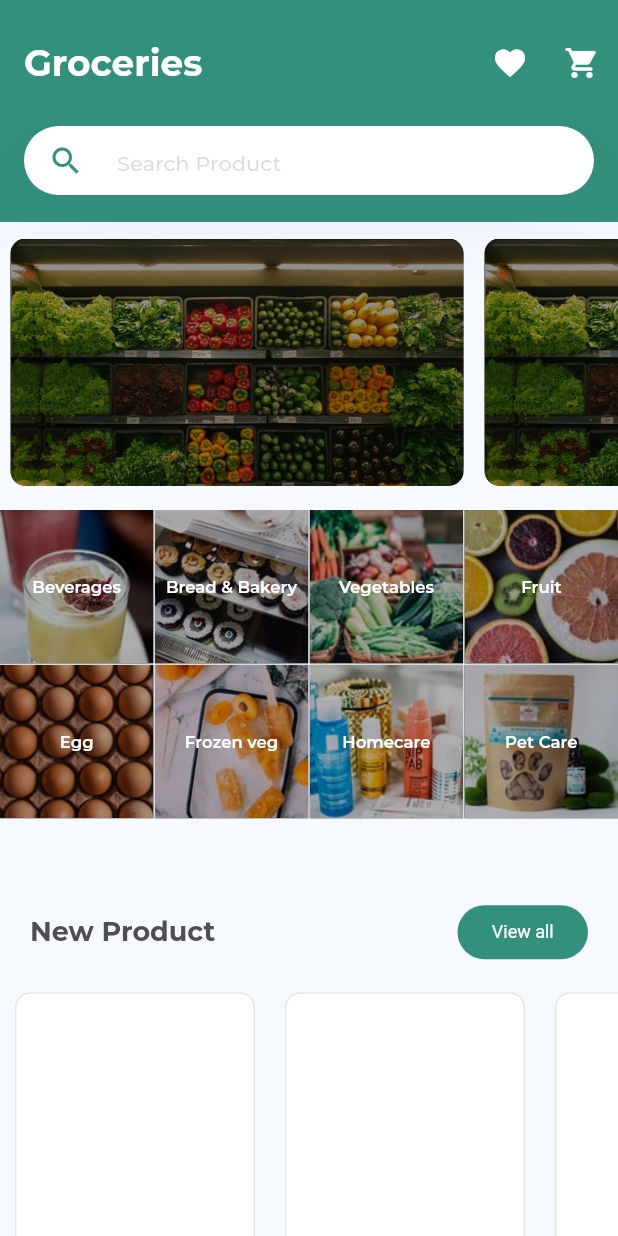
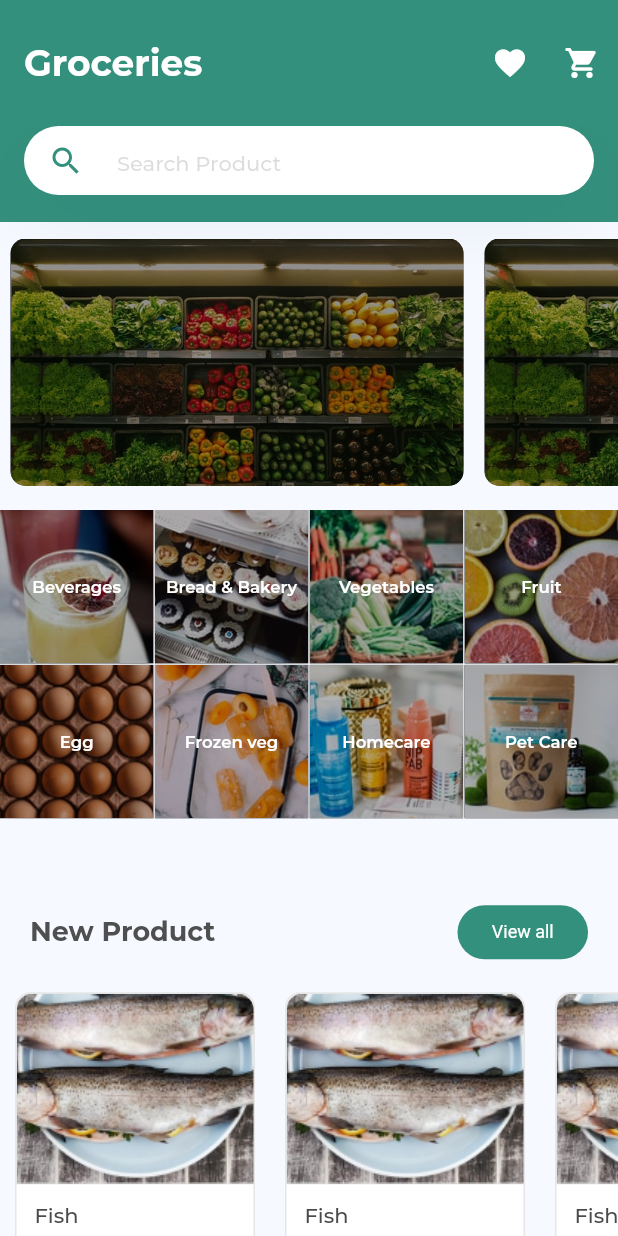
Before and after one commit to mateusisrael/tradly, a Flutter app: the screen it shows after launch, on a phone screen of 412 x 824 dp. Run offline on Flutter 3.47's test engine with Material 2 defaults, Android fonts, the phone set to English and light mode, and no system bars; project files that could hold a hidden picture were left out.

Commit message:
layout of the cards from cards group

```diff
--- a/TODO.txt
+++ b/TODO.txt
@@ -5,11 +5,11 @@ TODO
 
 
 DOING
-  Setar a cor do botão "view all" de acordo com o atributo hasBackgroundColor
   criar componente de lista de produtos/lojas da home
 
 
 DONE
+  Setar a cor do botão "view all" de acordo com o atributo hasBackgroundColor
   criar componente de tema com cor primaria
   ajustar topBar de acordo com o protótipo
   Add sombra na caixa de pesquisa, de acordo com o protótipo
--- a/lib/components/category_group.dart
+++ b/lib/components/category_group.dart
@@ -9,6 +9,7 @@ class CategoryGroup extends StatelessWidget {
       : super(key: key);
 
   _box() {
+    const double borderRadiusValue = 10;
     const BorderSide cardBorder = BorderSide(
         color: Color.fromRGBO(0, 0, 0, 0.1),
         width: 1,
@@ -16,7 +17,7 @@ class CategoryGroup extends StatelessWidget {
     return Container(
       margin: const EdgeInsets.only(right: 10, left: 10),
       width: 160,
-      height: 200,
+      height: 300,
       decoration: const BoxDecoration(
           color: Colors.white,
           border: Border(
@@ -24,7 +25,73 @@ class CategoryGroup extends StatelessWidget {
               right: cardBorder,
               bottom: cardBorder,
               left: cardBorder),
-          borderRadius: BorderRadius.all(Radius.circular(10))),
+          borderRadius: BorderRadius.all(Radius.circular(borderRadiusValue))),
+      child: Column(
+        children: [
+          Container(
+            height: 127,
+            decoration: const BoxDecoration(
+                color: Colors.black12,
+                image: DecorationImage(
+                    image: AssetImage('images/fish.png'), fit: BoxFit.contain),
+                borderRadius: BorderRadius.only(
+                    topLeft: Radius.circular(borderRadiusValue),
+                    topRight: Radius.circular(borderRadiusValue))),
+          ),
+          Expanded(
+            child: Padding(
+              padding: const EdgeInsets.all(12),
+              child: Column(
+                children: [
+                  Container(
+                    alignment: AlignmentDirectional.topStart,
+                    padding: const EdgeInsets.only(bottom: 16),
+                    child: const Text(
+                      'Fish',
+                      style: TextStyle(color: Color(0xff4A4A4A), fontSize: 14),
+                    ),
+                  ),
+                  Row(
+                    mainAxisAlignment: MainAxisAlignment.spaceBetween,
+                    children: [
+                      Row(
+                        children: [
+                          Container(
+                            width: 20,
+                            height: 20,
+                            margin: const EdgeInsets.only(right: 5),
+                            decoration: const BoxDecoration(
+                                color: Colors.amber,
+                                borderRadius: BorderRadius.all(
+                                    Radius.circular(borderRadiusValue))),
+                            child: const Center(
+                              child: Text(
+                                'T',
+                                style: TextStyle(color: Colors.white),
+                              ),
+                            ),
+                          ),
+                          const Text(
+                            'Tradly',
+                            style: TextStyle(
+                                color: Color(0xff4F4F4F), fontSize: 14),
+                          )
+                        ],
+                      ),
+                      const Text(
+                        '\$25',
+                        style: TextStyle(
+                            color: Color(0xff33907C),
+                            fontWeight: FontWeight.bold),
+                      )
+                    ],
+                  ),
+                ],
+              ),
+            ),
+          )
+        ],
+      ),
     );
   }
 
@@ -109,10 +176,17 @@ class CategoryGroup extends StatelessWidget {
                 ),
                 SizedBox(
                     // color: Colors.amber[100],
-                    height: 200,
+                    height: 210,
                     child: ListView(
                       scrollDirection: Axis.horizontal,
-                      children: [_box(), _box(), _box(), _box()],
+                      children: [
+                        _box(),
+                        _box(),
+                        _box(),
+                        _box(),
+                        _box(),
+                        _box()
+                      ],
                     ))
               ],
             )
```
Also changed, not shown: images/fish.png (added).
